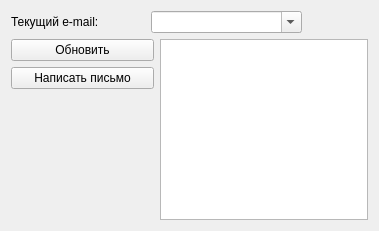
Before: the Qt Designer form PanelMail.ui in lebendig13/bookingApp, drawn with Qt 5.
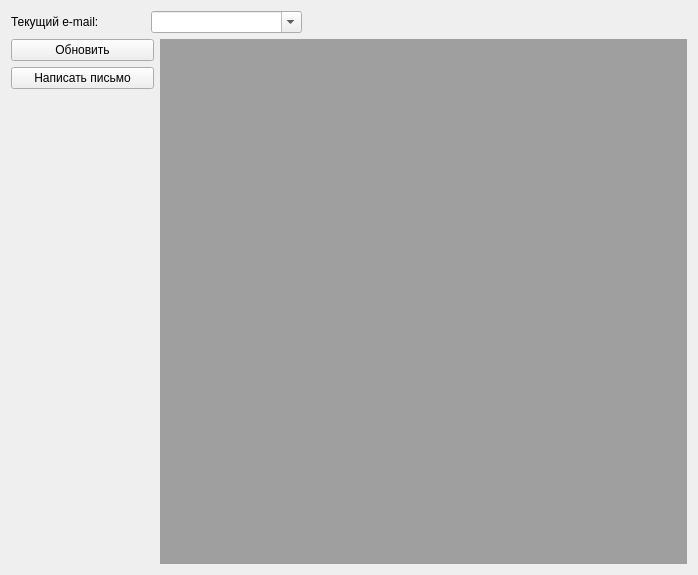
After: the same form once the commit is applied.

```diff
--- a/PanelMail.ui
+++ b/PanelMail.ui
@@ -6,8 +6,8 @@
    <rect>
     <x>0</x>
     <y>0</y>
-    <width>379</width>
-    <height>231</height>
+    <width>698</width>
+    <height>575</height>
    </rect>
   </property>
   <property name="windowTitle">
@@ -70,7 +70,7 @@
     </layout>
    </item>
    <item row="1" column="1" rowspan="2" colspan="2">
-    <widget class="QTextEdit" name="tE_mail"/>
+    <widget class="QMdiArea" name="mdiArea"/>
    </item>
    <item row="2" column="0">
     <spacer name="verticalSpacer">
```
